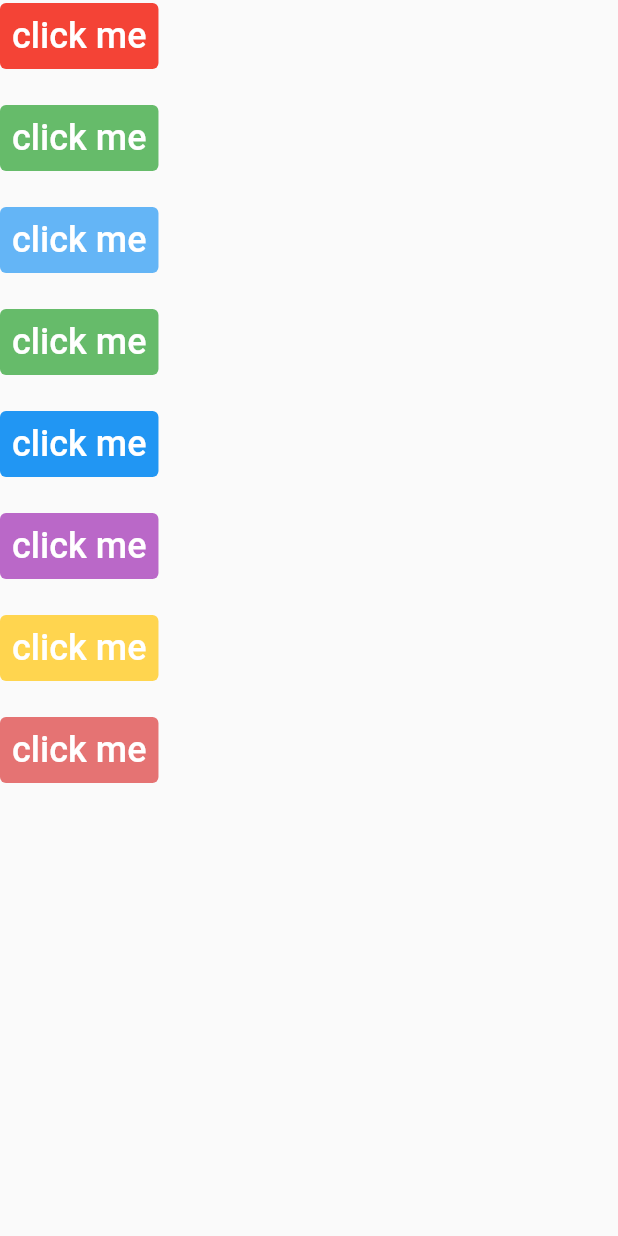
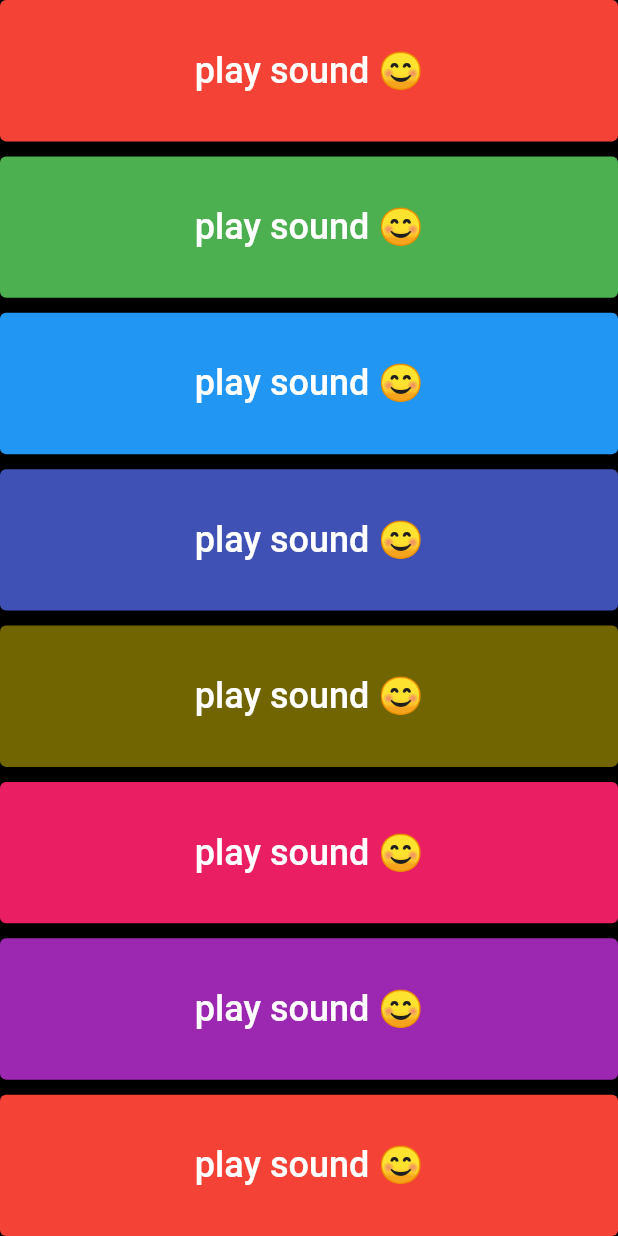
Before and after one commit to fidelmak/xylophone-flutter, a Flutter app: the screen it shows after launch, on a phone screen of 412 x 824 dp. Run offline on Flutter 3.47's test engine with Material 2 defaults, Android fonts, the light colour scheme and no system bars; our stand-ins replace audioplayers.

Commit message:
Please enter the commit message for your changes. Lines starting

```diff
--- a/lib/main.dart
+++ b/lib/main.dart
@@ -9,124 +9,51 @@ class XylophoneApp extends StatelessWidget {
     player.play(AssetSource('note$soundNumber.wav'));
   }
 
+  Expanded buildKey({
+    required Color color,
+    required int soundNumber,
+  }) {
+    return Expanded(
+        child: TextButton(
+      onPressed: () {
+        playSound(soundNumber);
+      },
+      style: TextButton.styleFrom(
+        backgroundColor: color,
+        primary: Colors.white,
+      ),
+      child: Text(
+        'play sound 😊',
+        style: TextStyle(fontSize: 24),
+      ),
+    ));
+  }
+
   @override
   Widget build(BuildContext context) {
     return MaterialApp(
+      debugShowCheckedModeBanner: false,
       home: Scaffold(
+        backgroundColor: Colors.black,
         body: SafeArea(
           child: Column(
+            crossAxisAlignment: CrossAxisAlignment.stretch,
             children: [
-              TextButton(
-                onPressed: () {
-                  playSound(1);
-                },
-                style: TextButton.styleFrom(
-                  backgroundColor: Colors.red,
-                  primary: Colors.white,
-                ),
-                child: Text(
-                  'click me',
-                  style: TextStyle(fontSize: 24),
-                ),
-              ),
-              SizedBox(height: 20),
-              TextButton(
-                onPressed: () {
-                  playSound(2);
-                },
-                style: TextButton.styleFrom(
-                  backgroundColor: Colors.green[400],
-                  primary: Colors.white,
-                ),
-                child: Text(
-                  'click me',
-                  style: TextStyle(fontSize: 24),
-                ),
-              ),
-              SizedBox(height: 20),
-              TextButton(
-                onPressed: () {
-                  playSound(3);
-                },
-                style: TextButton.styleFrom(
-                  backgroundColor: Colors.blue[300],
-                  primary: Colors.white,
-                ),
-                child: Text(
-                  'click me',
-                  style: TextStyle(fontSize: 24),
-                ),
-              ),
-              SizedBox(height: 20),
-              TextButton(
-                onPressed: () {
-                  playSound(4);
-                },
-                style: TextButton.styleFrom(
-                  backgroundColor: Colors.green[400],
-                  primary: Colors.white,
-                ),
-                child: Text(
-                  'click me',
-                  style: TextStyle(fontSize: 24),
-                ),
-              ),
-              SizedBox(height: 20),
-              TextButton(
-                onPressed: () {
-                  playSound(5);
-                },
-                style: TextButton.styleFrom(
-                  backgroundColor: Colors.blue,
-                  primary: Colors.white,
-                ),
-                child: Text(
-                  'click me',
-                  style: TextStyle(fontSize: 24),
-                ),
-              ),
-              SizedBox(height: 20),
-              TextButton(
-                onPressed: () {
-                  playSound(6);
-                },
-                style: TextButton.styleFrom(
-                  backgroundColor: Colors.purple[300],
-                  primary: Colors.white,
-                ),
-                child: Text(
-                  'click me',
-                  style: TextStyle(fontSize: 24),
-                ),
-              ),
-              SizedBox(height: 20),
-              TextButton(
-                onPressed: () {
-                  playSound(7);
-                },
-                style: TextButton.styleFrom(
-                  backgroundColor: Colors.amber[300],
-                  primary: Colors.white,
-                ),
-                child: Text(
-                  'click me',
-                  style: TextStyle(fontSize: 24),
-                ),
-              ),
-              SizedBox(height: 20),
-              TextButton(
-                onPressed: () {
-                  playSound(1);
-                },
-                style: TextButton.styleFrom(
-                  backgroundColor: Colors.red[300],
-                  primary: Colors.white,
-                ),
-                child: Text(
-                  'click me',
-                  style: TextStyle(fontSize: 24),
-                ),
-              ),
+              buildKey(color: Colors.red, soundNumber: 1),
+              SizedBox(height: 10),
+              buildKey(color: Colors.green, soundNumber: 2),
+              SizedBox(height: 10),
+              buildKey(color: Colors.blue, soundNumber: 3),
+              SizedBox(height: 10),
+              buildKey(color: Colors.indigo, soundNumber: 4),
+              SizedBox(height: 10),
+              buildKey(color: Color.fromARGB(255, 112, 101, 1), soundNumber: 5),
+              SizedBox(height: 10),
+              buildKey(color: Colors.pink, soundNumber: 6),
+              SizedBox(height: 10),
+              buildKey(color: Colors.purple, soundNumber: 7),
+              SizedBox(height: 10),
+              buildKey(color: Colors.red, soundNumber: 1),
             ],
           ),
         ),
```
